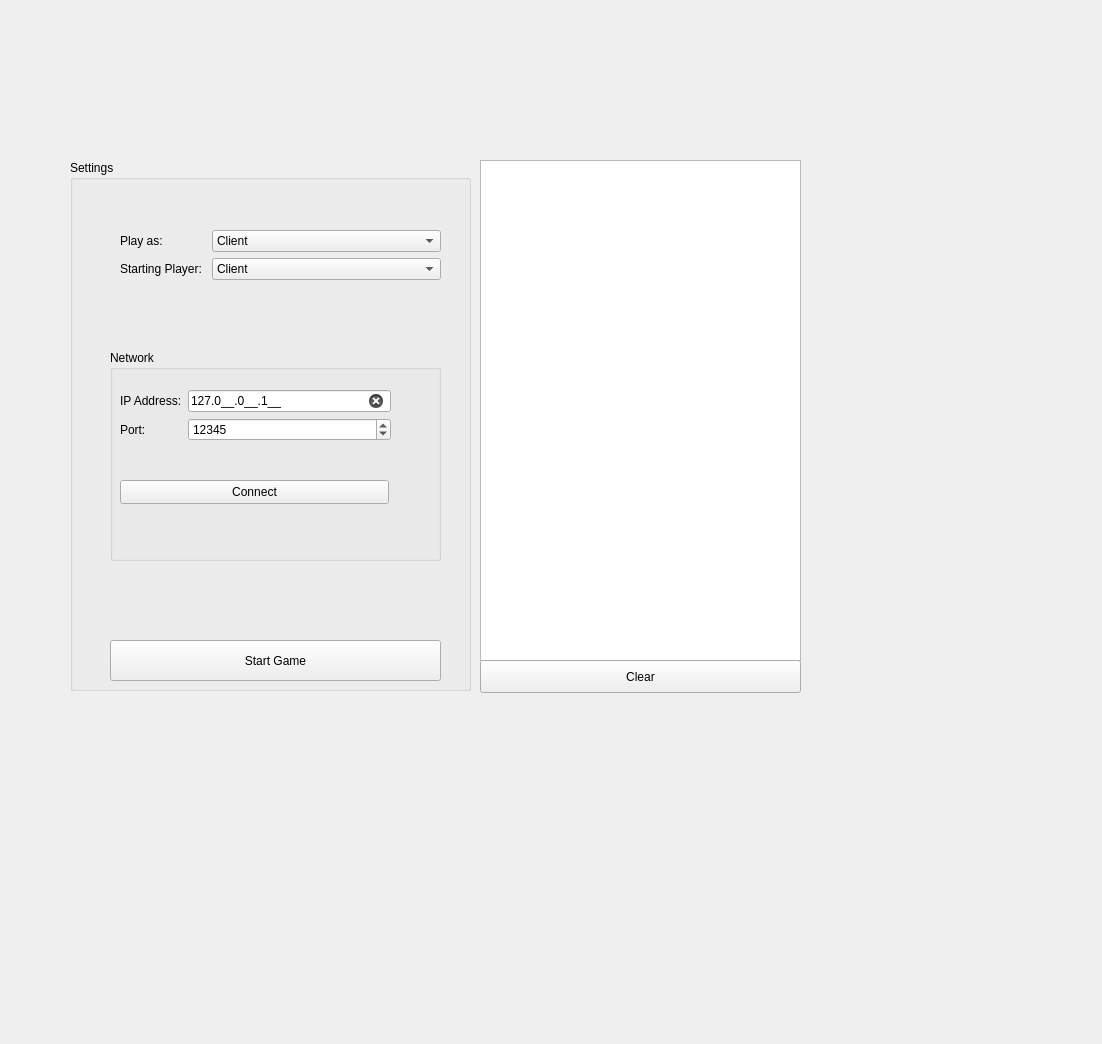
The window that schach/schachgui.ui (Charly-62/QtChessApp) describes before a commit, drawn with Qt 5.
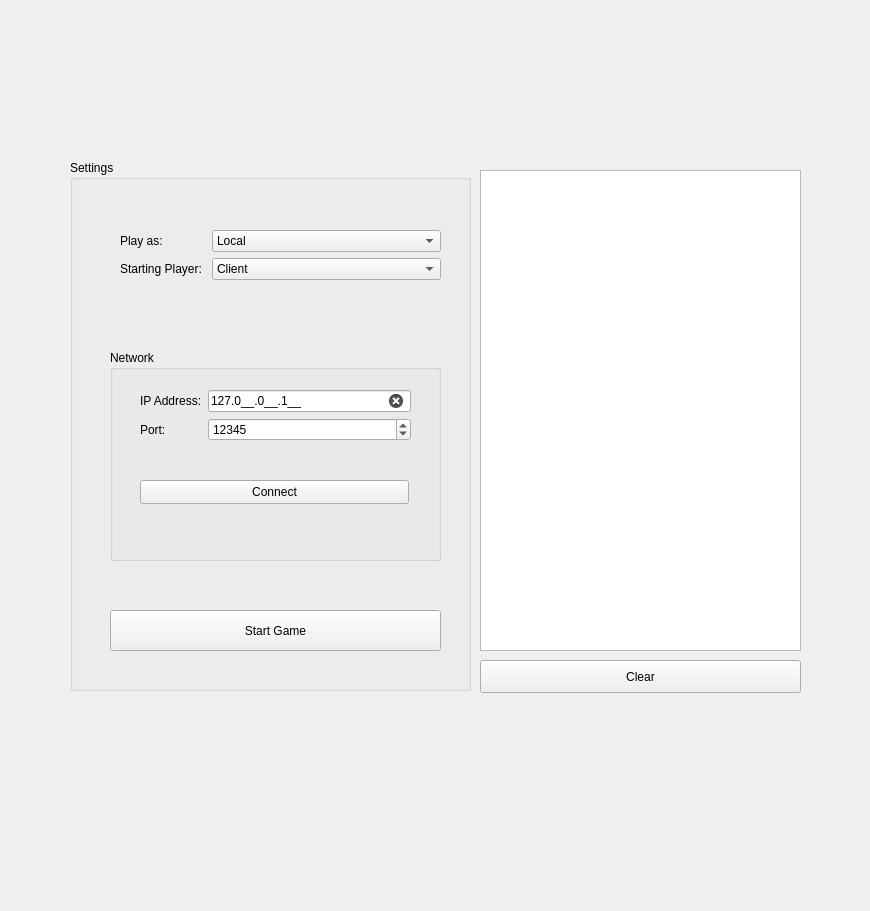
The same window after the commit. The open tabs and pages were chosen to show the change.

Commit message: Fixed promotion board blocking

Diff of the .ui file:
```diff
--- a/schach/schachgui.ui
+++ b/schach/schachgui.ui
@@ -6,8 +6,8 @@
    <rect>
     <x>0</x>
     <y>0</y>
-    <width>1102</width>
-    <height>1044</height>
+    <width>870</width>
+    <height>911</height>
    </rect>
   </property>
   <property name="windowTitle">
@@ -51,7 +51,7 @@
       <property name="geometry">
        <rect>
         <x>40</x>
-        <y>480</y>
+        <y>450</y>
         <width>331</width>
         <height>41</height>
        </rect>
@@ -75,7 +75,7 @@
       <widget class="QWidget" name="formLayoutWidget">
        <property name="geometry">
         <rect>
-         <x>10</x>
+         <x>30</x>
          <y>40</y>
          <width>271</width>
          <height>81</height>
@@ -130,7 +130,7 @@
       <widget class="QPushButton" name="bConnect">
        <property name="geometry">
         <rect>
-         <x>10</x>
+         <x>30</x>
          <y>130</y>
          <width>269</width>
          <height>24</height>
@@ -153,16 +153,6 @@
       <layout class="QFormLayout" name="formLayout_2">
        <item row="0" column="1">
         <widget class="QComboBox" name="cbHostClient">
-         <item>
-          <property name="text">
-           <string>Client</string>
-          </property>
-         </item>
-         <item>
-          <property name="text">
-           <string>Server</string>
-          </property>
-         </item>
          <item>
           <property name="text">
            <string>Local</string>
@@ -205,9 +195,9 @@
      <property name="geometry">
       <rect>
        <x>450</x>
-       <y>150</y>
+       <y>160</y>
        <width>321</width>
-       <height>501</height>
+       <height>481</height>
       </rect>
      </property>
     </widget>
```
Left out of the diff: 18 changed lines with no effect on the pictures. The commit also changes 2 other files.
